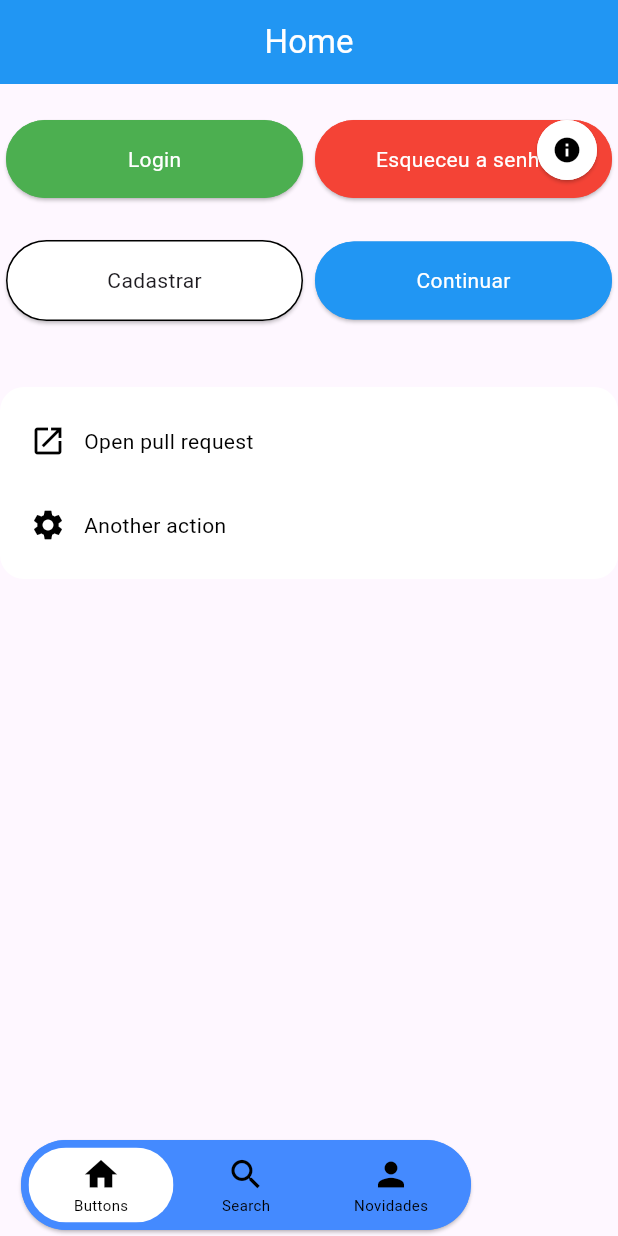
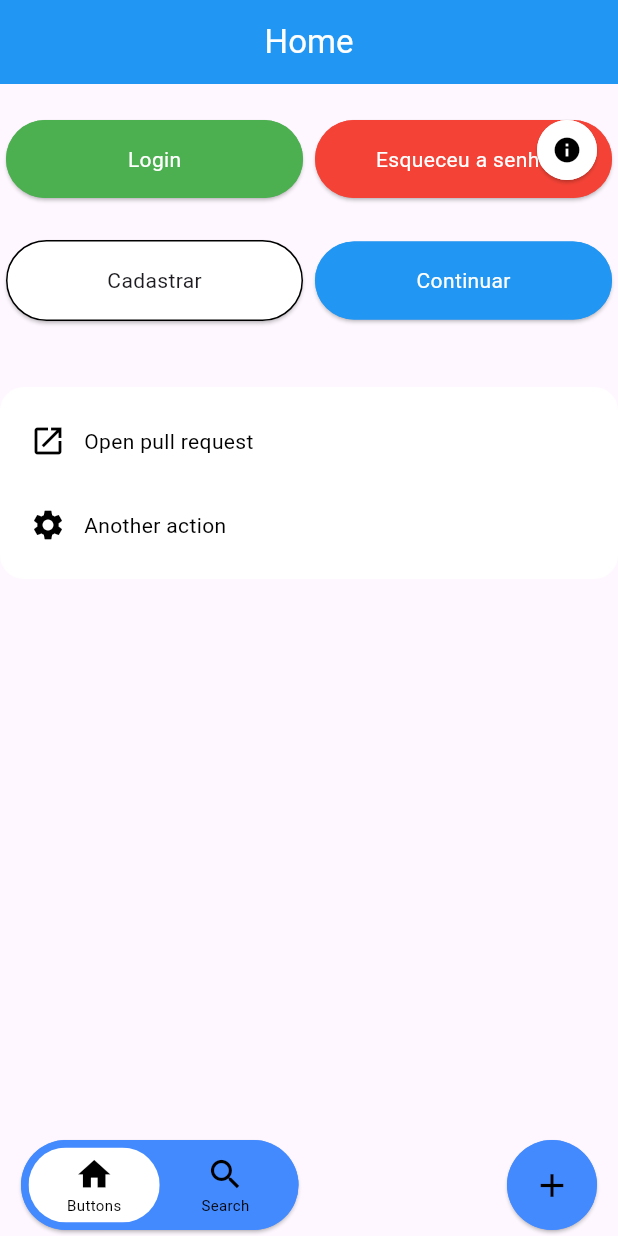
Before and after one commit to andrelucassvt/as-design-system, a Flutter app: the screen it shows after launch, on a phone screen of 412 x 824 dp. Run offline on Flutter 3.47's test engine with Material 3 defaults, Android fonts, the phone set to English and light mode, and no system bars.

Commit message:
nova versao

```diff
--- a/example/lib/main.dart
+++ b/example/lib/main.dart
@@ -92,10 +92,10 @@ class _MyHomePageState extends State<MyHomePage> {
                 //   icon: Icon(Icons.add),
                 //   onTap: () {},
                 // ),
-                // floatingIconRight: AsNavIcon(
-                //   icon: Icon(Icons.add),
-                //   onTap: () {},
-                // ),
+                floatingIconRight: AsNavIcon(
+                  icon: Icon(Icons.add),
+                  onTap: () {},
+                ),
                 navIcons: [
                   AsNavIcon(
                     title: 'Buttons',
@@ -115,15 +115,15 @@ class _MyHomePageState extends State<MyHomePage> {
                       });
                     },
                   ),
-                  AsNavIcon(
-                    title: 'Novidades',
-                    icon: Icon(Icons.person),
-                    onTap: () {
-                      setState(() {
-                        _selectedIndex = 2;
-                      });
-                    },
-                  ),
+                  // AsNavIcon(
+                  //   title: 'Novidades',
+                  //   icon: Icon(Icons.person),
+                  //   onTap: () {
+                  //     setState(() {
+                  //       _selectedIndex = 2;
+                  //     });
+                  //   },
+                  // ),
                   // AsNavIcon(
                   //   title: 'Settings',
                   //   icon: Icon(Icons.settings),
--- a/lib/navbar/as_navbar.dart
+++ b/lib/navbar/as_navbar.dart
@@ -120,7 +120,6 @@ class _AsNavbarState extends State<AsNavbar> {
                 key: const ValueKey('navbar'),
                 crossAxisAlignment: CrossAxisAlignment.center,
                 mainAxisAlignment: MainAxisAlignment.spaceBetween,
-                mainAxisSize: MainAxisSize.min,
                 children: [
                   if (widget.floatingIconLeft != null) ...[
                     InkWell(
@@ -202,7 +201,7 @@ class _AsNavbarState extends State<AsNavbar> {
   }
 
   double _calcNavBarWidth(BuildContext context) {
-    const double itemWidth = 100;
+    const double itemWidth = 60;
     double extra = 0;
     if (widget.floatingIconLeft != null) {
       extra += 65;
@@ -214,7 +213,7 @@ class _AsNavbarState extends State<AsNavbar> {
   }
 
   Widget _buildNavBarContainer(BuildContext context) {
-    final bool expand = widget.navIcons.length > 3;
+    final bool expand = widget.navIcons.length > 2;
     final navBar = AsBaseContainer(
       padding: const EdgeInsets.all(5),
       enableBorder: widget.enableBorder,
```
